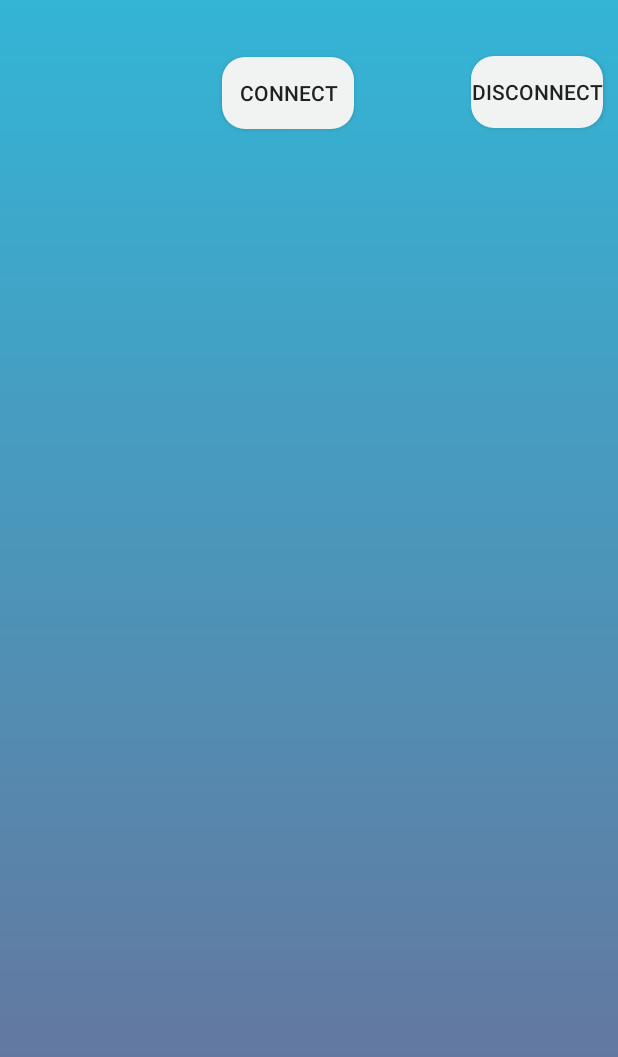
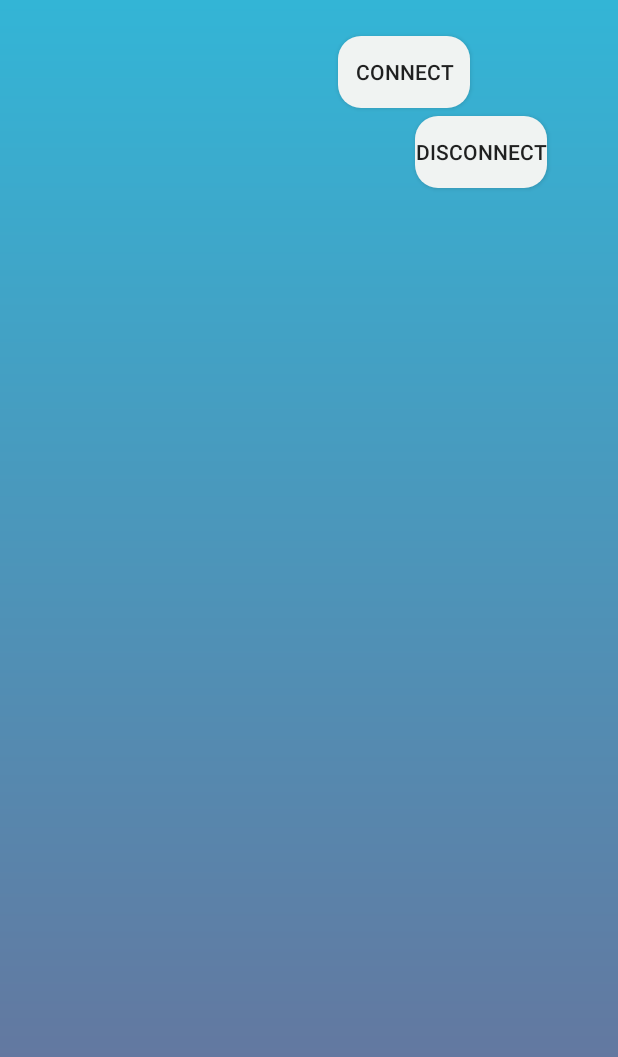
Before and after one commit to CDOrtona/RUN.IO, an Android app: the SensorsInfo screen opened directly, with no data from a screen before it, on a phone screen of 412 x 824 dp. Shown: the top 1057 px of the screen. Run offline under Robolectric (Android 15) with nearby library versions, the phone set to English and light mode, and no system bars.

Commit message:
connection to GATT server works now

```diff
--- a/app/src/main/java/org/cdortona/tesi/SensorsInfo.java
+++ b/app/src/main/java/org/cdortona/tesi/SensorsInfo.java
@@ -2,25 +2,18 @@ package org.cdortona.tesi;
 
 import androidx.appcompat.app.AppCompatActivity;
 
-import android.bluetooth.BluetoothGatt;
-import android.bluetooth.BluetoothGattCallback;
-import android.bluetooth.BluetoothGattCharacteristic;
-import android.bluetooth.BluetoothGattService;
-import android.bluetooth.BluetoothProfile;
+import android.content.Intent;
 import android.os.Bundle;
-import android.util.Log;
-import android.widget.Toast;
-
-import java.util.List;
+import android.view.View;
+import android.widget.TextView;
 
 public class SensorsInfo extends AppCompatActivity {
 
-    //GATT connection
-    BluetoothGatt gatt;
-    List<BluetoothGattService> gattServices;
-    BluetoothGattService gattMainService;
-    List<BluetoothGattCharacteristic> gattCharacteristics;
-    BluetoothGattCharacteristic gattCharacteristicTemp, gattCharacteristicHearth;
+    //I initialize an object from the class ConnectToGattServer which handles the connection to the GATT server of the ESP32
+    ConnectToGattServer connectToGattServer;
+
+    String deviceAddress;
+    String deviceName;
 
     @Override
     protected void onCreate(Bundle savedInstanceState) {
@@ -30,11 +23,42 @@ public class SensorsInfo extends AppCompatActivity {
             getSupportActionBar().hide();
         }
 
+        //UI setup
+        TextView addressInfo = findViewById(R.id.address_textView);
+        TextView nameInfo = findViewById(R.id.name_textView);
+        TextView tempValue = findViewById(R.id.temp_textView);
+
+        //I have to retrieve the info from the Intent which called this activity
+        Intent receivedIntent = getIntent();
+        deviceAddress = receivedIntent.getStringExtra("address");
+        deviceName = receivedIntent.getStringExtra("name");
+
+        //Setting values of the TextViews objects
+        addressInfo.setText(deviceAddress);
+        nameInfo.setText(deviceName);
+
+        //calling the constructor in order to build a BluetoothAdaptor object
+        connectToGattServer = new ConnectToGattServer(deviceAddress, this);
+
     }
 
+    public void connectToGatt(View v){
+        try{
+            connectToGattServer.connectToGatt(deviceAddress);
+        } catch(Exception e){
+            e.printStackTrace();
+        }
+
+    }
+
+    public void disconnectFromGatt(View v){
+        connectToGattServer.disconnectGattServer();
+    }
+
+    //A bunch of methods which need to be removed
 
     //this is an abstract method which handles back the results from connecting to the specified Gatt Server
-    BluetoothGattCallback gattCallBack = new BluetoothGattCallback() {
+    /*BluetoothGattCallback gattCallBack = new BluetoothGattCallback() {
         @Override
         public void onConnectionStateChange(BluetoothGatt gatt, int status, int newState) {
             super.onConnectionStateChange(gatt, status, newState);
@@ -46,7 +70,7 @@ public class SensorsInfo extends AppCompatActivity {
                 // handle anything not SUCCESS as failure
                 disconnectGattServer();
                 return;
-            }*/
+            }
 
             if (newState == BluetoothProfile.STATE_CONNECTED) {
                 //Toast.makeText(getBaseContext(), "Device Connected", Toast.LENGTH_SHORT).show();
@@ -153,5 +177,5 @@ public class SensorsInfo extends AppCompatActivity {
             gatt.disconnect();
             gatt.close();
         }
-    }
+    }*/
 }
--- a/app/src/main/java/org/cdortona/tesi/connectToGattServer.java
+++ /dev/null
@@ -1,4 +0,0 @@
-package org.cdortona.tesi;
-
-public class connectToGattServer {
-}
--- a/app/src/main/res/layout/activity_sensors_info.xml
+++ b/app/src/main/res/layout/activity_sensors_info.xml
@@ -13,10 +13,11 @@
         android:layout_alignParentStart="true"
         android:layout_alignParentTop="true"
         android:layout_centerHorizontal="true"
-        android:layout_marginStart="148dp"
-        android:layout_marginTop="38dp"
+        android:layout_marginStart="225dp"
+        android:layout_marginTop="24dp"
         android:background="@drawable/custom_button"
-        android:text="@string/button_connect_gatt" />
+        android:text="@string/button_connect_gatt"
+        android:onClick="connectToGatt"/>
 
     <Button
         android:id="@+id/button_disconnect"
@@ -24,29 +25,39 @@
         android:layout_height="wrap_content"
         android:layout_alignParentTop="true"
         android:layout_alignParentEnd="true"
-        android:layout_marginTop="37dp"
-        android:layout_marginEnd="10dp"
+        android:layout_marginTop="77dp"
+        android:layout_marginEnd="47dp"
         android:background="@drawable/custom_button"
-        android:text="Disconnect" />
+        android:text="@string/disconnect_gatt"
+        android:onClick="disconnectFromGatt"/>
 
     <TextView
-        android:id="@+id/textView"
+        android:id="@+id/address_textView"
         android:layout_width="89dp"
         android:layout_height="wrap_content"
         android:layout_alignParentStart="true"
         android:layout_alignParentTop="true"
-        android:layout_marginStart="28dp"
-        android:layout_marginTop="35dp"
+        android:layout_marginStart="70dp"
+        android:layout_marginTop="81dp"
         android:textColor="@color/text" />
 
     <TextView
-        android:id="@+id/textView3"
+        android:id="@+id/name_textView"
         android:layout_width="89dp"
         android:layout_height="wrap_content"
         android:layout_alignParentStart="true"
         android:layout_alignParentBottom="true"
-        android:layout_marginStart="29dp"
-        android:layout_marginBottom="554dp"
-        android:textColor="@color/text"/>
+        android:layout_marginStart="70dp"
+        android:layout_marginBottom="580dp"
+        android:textColor="@color/text" />
+
+    <TextView
+        android:id="@+id/temp_textView"
+        android:layout_width="wrap_content"
+        android:layout_height="wrap_content"
+        android:layout_alignParentStart="true"
+        android:layout_alignParentTop="true"
+        android:layout_marginStart="89dp"
+        android:layout_marginTop="202dp" />
 
 </RelativeLayout>
--- a/app/src/main/res/values/strings.xml
+++ b/app/src/main/res/values/strings.xml
@@ -7,4 +7,5 @@
     <string name="ble_not_supported">Your device does not support Bluetooth Low Energy</string>
     <string name="title_activity_main2">Main2Activity</string>
     <string name="button_connect_gatt">Connect</string>
+    <string name="disconnect_gatt">Disconnect</string>
 </resources>
```
Also changed, not shown: app/src/main/java/org/cdortona/tesi/ConnectToGattServer.java (added, +146 -0 lines), app/src/main/java/org/cdortona/tesi/MainActivity.java (+3 -25 lines).
